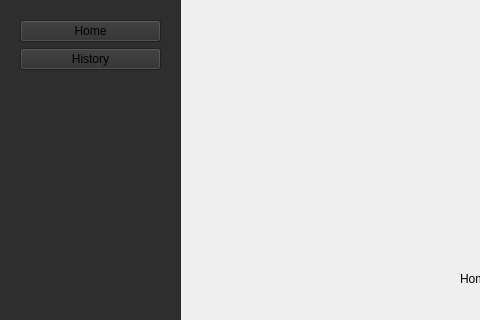
This is appwidget.ui in ImKirihara/RaDoTechDemo as Qt 5 draws it before an edit; both pictures show x 0 to 480 and y 0 to 320 of the 801 by 601 pixel window. The edited form follows.
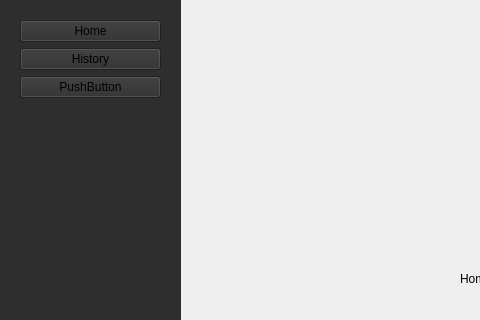
This is the edited form.

Patch:
```diff
--- a/appwidget.ui
+++ b/appwidget.ui
@@ -117,6 +117,16 @@
       </property>
      </widget>
     </item>
+    <item>
+     <widget class="QPushButton" name="pushButton">
+      <property name="text">
+       <string>PushButton</string>
+      </property>
+      <property name="id" stdset="0">
+       <number>2</number>
+      </property>
+     </widget>
+    </item>
     <item>
      <spacer name="verticalSpacer">
       <property name="orientation">
```
